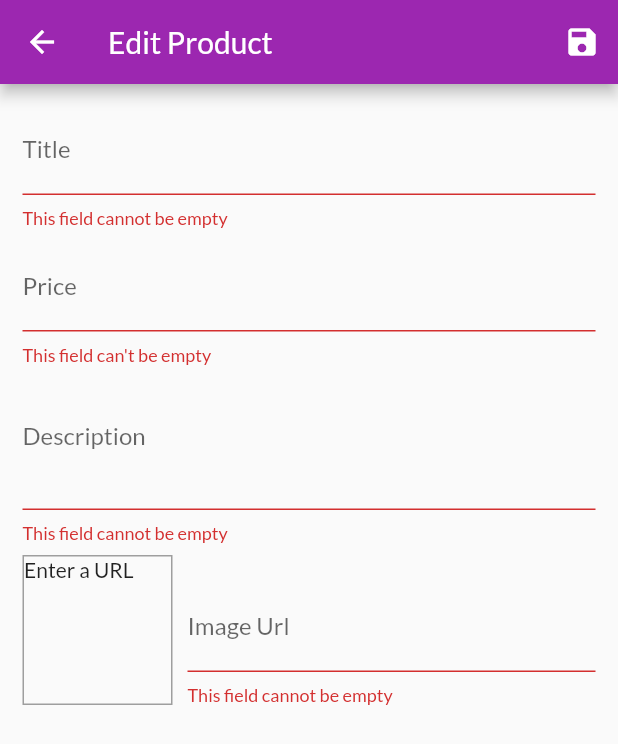
After one commit to rafaelqueiroz88/flutter-shopping-app, a Flutter app: the EditProduct screen opened by its route, after a tap on the "save" icon, on a phone screen of 412 x 824 dp. The commit adds this screen. Shown: the top 744 px of the screen. Run offline on Flutter 3.47's test engine with Material 2 defaults, Android fonts, the phone set to English and light mode, and no system bars; network calls fail.

Commit message:
Creating Product Form
Products form with Server Side Storage with Firebase

```diff
--- a/lib/providers/products.dart
+++ b/lib/providers/products.dart
@@ -1,4 +1,6 @@
 import 'package:flutter/material.dart';
+import 'dart:convert';
+import 'package:http/http.dart' as http;
 
 import './product.dart';
 
@@ -70,9 +72,46 @@ class Products with ChangeNotifier {
 
   // this forces _items to be added inside this method
   // as it forces to add here, notifyListeners can be triggered
-  void addProduct(product) {
-    // TODO: make a addProduct after all logic is done
-    // _items.add(product);
+  void addProduct(Product product) {
+    const url =
+        'https://learn-flutter-aa8f6-default-rtdb.firebaseio.com/products.json';
+    http
+        .post(
+      Uri.parse(url),
+      body: json.encode({
+        'title': product.title,
+        'description': product.description,
+        'price': product.price,
+        'imageUrl': product.imageUrl,
+        'isFavorite': product.isFavorite,
+      }),
+    )
+        .then((response) {
+      final newProduct = Product(
+        id: json.decode(response.body)['name'],
+        title: product.title,
+        description: product.description,
+        price: product.price,
+        imageUrl: product.imageUrl,
+      );
+      _items.add(newProduct);
+      // _items.insert(0, newProduct); // to add as first item in the list
+      notifyListeners();
+    });
+  }
+
+  void updateProduct(String id, Product newProduct) {
+    final productIndex = _items.indexWhere((element) => element.id == id);
+    if (productIndex >= 0) {
+      _items[productIndex] = newProduct;
+      notifyListeners();
+    } else {
+      print('...');
+    }
+  }
+
+  void deleteProduct(String id) {
+    _items.removeWhere((element) => element.id == id);
     notifyListeners();
   }
 }
--- /dev/null
+++ b/lib/views/edit_product.dart
@@ -0,0 +1,288 @@
+import 'package:flutter/material.dart';
+import 'package:provider/provider.dart';
+
+import '../providers/product.dart';
+import '../providers/products.dart';
+
+class EditProduct extends StatefulWidget {
+  static String routeName = '/edit-product';
+  const EditProduct({super.key});
+
+  @override
+  State<EditProduct> createState() => _EditProductState();
+}
+
+class _EditProductState extends State<EditProduct> {
+  final _priceFocusNode = FocusNode();
+  final _descriptionFocusNode = FocusNode();
+  final _imageFocusNode = FocusNode();
+  final _imageUrlController = TextEditingController();
+  final _form = GlobalKey<FormState>();
+  var _initValues = {
+    'id': '',
+    'title': '',
+    'description': '',
+    'price': '',
+    'imageUrl': '',
+  };
+  bool _isInitiated = true;
+
+  var _editedProduct = Product(
+    id: '',
+    title: '',
+    price: 0,
+    description: '',
+    imageUrl: '',
+  );
+
+  void saveForm() {
+    final isValidated = _form.currentState!.validate();
+    if (!isValidated) {
+      return;
+    }
+    _form.currentState!.save();
+    if (_editedProduct.id != '') {
+      Provider.of<Products>(context, listen: false)
+          .updateProduct(_editedProduct.id, _editedProduct);
+    } else {
+      Provider.of<Products>(context, listen: false).addProduct(_editedProduct);
+    }
+
+    Navigator.of(context).pop();
+  }
+
+  void updateImageUrl() {
+    if (!_imageFocusNode.hasFocus) {
+      setState(() {});
+    }
+  }
+
+  @override
+  void initState() {
+    _imageFocusNode.addListener(updateImageUrl);
+    super.initState();
+  }
+
+  @override
+  void didChangeDependencies() {
+    if (_isInitiated) {
+      final productId = ModalRoute.of(context)!.settings.arguments == null
+          ? ''
+          : ModalRoute.of(context)!.settings.arguments as String;
+      if (productId.isNotEmpty) {
+        _editedProduct = Provider.of<Products>(context).findById(productId);
+        _initValues = {
+          'id': _editedProduct.id,
+          'title': _editedProduct.title,
+          'description': _editedProduct.description,
+          'price': _editedProduct.price.toString(),
+          // 'imageUrl': _editedProduct.imageUrl,
+          'imageUrl': '',
+        };
+        _imageUrlController.text = _editedProduct.imageUrl;
+      }
+    }
+    _isInitiated = false;
+    super.didChangeDependencies();
+  }
+
+  @override
+  void dispose() {
+    _imageUrlController.removeListener(updateImageUrl);
+    _priceFocusNode.dispose();
+    _descriptionFocusNode.dispose();
+    _imageUrlController.dispose();
+    _imageFocusNode.dispose();
+    super.dispose();
+  }
+
+  @override
+  Widget build(BuildContext context) {
+    return Scaffold(
+      appBar: AppBar(
+        title: const Text('Edit Product'),
+        actions: [
+          IconButton(
+            icon: const Icon(
+              Icons.save,
+            ),
+            onPressed: saveForm,
+          ),
+        ],
+      ),
+      body: Padding(
+        padding: const EdgeInsets.all(15),
+        child: Form(
+          key: _form,
+          child: ListView(
+            children: [
+              TextFormField(
+                initialValue: _initValues['title'],
+                decoration: const InputDecoration(labelText: 'Title'),
+                textInputAction: TextInputAction.next,
+                onFieldSubmitted: ((_) {
+                  // use this to tap next button on app keyboard
+                  // it moves focus to next form
+                  FocusScope.of(context).requestFocus(_priceFocusNode);
+                }),
+                validator: (value) {
+                  if (value!.isEmpty) {
+                    return 'This field cannot be empty';
+                  }
+
+                  return null;
+                },
+                onSaved: (value) {
+                  _editedProduct = Product(
+                    title: value as String,
+                    price: _editedProduct.price,
+                    description: _editedProduct.description,
+                    imageUrl: _editedProduct.imageUrl,
+                    id: _editedProduct.id,
+                    isFavorite: _editedProduct.isFavorite,
+                  );
+                },
+              ),
+              const SizedBox(
+                height: 10,
+              ),
+              TextFormField(
+                initialValue: _initValues['price'],
+                decoration: const InputDecoration(labelText: 'Price'),
+                textInputAction: TextInputAction.next,
+                keyboardType: TextInputType.number,
+                focusNode: _priceFocusNode,
+                onFieldSubmitted: ((_) {
+                  FocusScope.of(context).requestFocus(_descriptionFocusNode);
+                }),
+                validator: (value) {
+                  if (value!.isEmpty) {
+                    return 'This field can\'t be empty';
+                  }
+                  if (double.tryParse(value) == null) {
+                    return 'Please enter a valid number';
+                  }
+                  if (double.parse(value) <= 0) {
+                    return 'Value must be greater than zero';
+                  }
+
+                  return null;
+                },
+                onSaved: (value) {
+                  _editedProduct = Product(
+                    title: _editedProduct.title,
+                    price: double.parse(value as String),
+                    description: _editedProduct.description,
+                    imageUrl: _editedProduct.imageUrl,
+                    id: _editedProduct.id,
+                    isFavorite: _editedProduct.isFavorite,
+                  );
+                },
+              ),
+              TextFormField(
+                maxLines: 3,
+                initialValue: _initValues['description'],
+                decoration: const InputDecoration(labelText: 'Description'),
+                textInputAction: TextInputAction.next,
+                keyboardType: TextInputType.multiline,
+                focusNode: _descriptionFocusNode,
+                onFieldSubmitted: ((_) {
+                  FocusScope.of(context).requestFocus(_imageFocusNode);
+                }),
+                validator: (value) {
+                  if (value!.isEmpty) {
+                    return 'This field cannot be empty';
+                  }
+                  if (value.length < 10) {
+                    return 'Description must have 10 characters or more';
+                  }
+
+                  return null;
+                },
+                onSaved: (value) {
+                  _editedProduct = Product(
+                    title: _editedProduct.title,
+                    price: _editedProduct.price,
+                    description: value as String,
+                    imageUrl: _editedProduct.imageUrl,
+                    id: _editedProduct.id,
+                    isFavorite: _editedProduct.isFavorite,
+                  );
+                },
+              ),
+              Row(
+                crossAxisAlignment: CrossAxisAlignment.end,
+                children: [
+                  Container(
+                    width: 100,
+                    height: 100,
+                    margin: const EdgeInsets.only(
+                      top: 8,
+                      right: 10,
+                    ),
+                    decoration: BoxDecoration(
+                      border: Border.all(
+                        width: 1,
+                        color: Colors.grey,
+                      ),
+                    ),
+                    child: _imageUrlController.text.isEmpty
+                        ? const Text('Enter a URL')
+                        : FittedBox(
+                            child: Image.network(
+                              _imageUrlController.text,
+                              fit: BoxFit.cover,
+                            ),
+                          ),
+                  ),
+                  Expanded(
+                    child: TextFormField(
+                      // sample image
+                      // https://www.nicepng.com/png/full/224-2248300_cute-toon-link-cute-link-legend-of-zelda.png
+                      // initialValue: _initValues['imageUrl'], // does not work for image
+                      decoration: const InputDecoration(labelText: 'Image Url'),
+                      keyboardType: TextInputType.url,
+                      textInputAction: TextInputAction.done,
+                      focusNode: _imageFocusNode,
+                      controller: _imageUrlController,
+                      onFieldSubmitted: (_) => saveForm,
+                      validator: (value) {
+                        if (value!.isEmpty) {
+                          return 'This field cannot be empty';
+                        }
+                        // if (value.contains('http://') ||
+                        //     value.contains('https://')) {
+                        //   return 'This is not a URL. Please enter a valid URL';
+                        // }
+                        // if (!value.endsWith('.png') ||
+                        //     !value.endsWith('.jpg') ||
+                        //     !value.endsWith('.jpeg')) {
+                        //   return 'Please enter a .png or .jpg image';
+                        // }
+
+                        return null;
+                      },
+                      onSaved: (value) {
+                        _editedProduct = Product(
+                          title: _editedProduct.title,
+                          price: _editedProduct.price,
+                          description: _editedProduct.description,
+                          imageUrl: value as String,
+                          id: _editedProduct.id,
+                          isFavorite: _editedProduct.isFavorite,
+                        );
+                      },
+                      // onEditingComplete: () {
+                      //   setState(() {});
+                      // },
+                    ),
+                  ),
+                ],
+              ),
+            ],
+          ),
+        ),
+      ),
+    );
+  }
+}
--- a/lib/widgets/layouts/app_drawer.dart
+++ b/lib/widgets/layouts/app_drawer.dart
@@ -1,6 +1,7 @@
 import 'package:flutter/material.dart';
 
 import '../../views/orders_overview.dart';
+import '../../views/user_products_overview.dart';
 
 class AppDrawer extends StatelessWidget {
   const AppDrawer({super.key});
@@ -31,6 +32,15 @@ class AppDrawer extends StatelessWidget {
                   .pushReplacementNamed(OrdersOverview.routeName);
             },
           ),
+          const Divider(),
+          ListTile(
+            leading: const Icon(Icons.edit),
+            title: const Text('Manage Products'),
+            onTap: () {
+              Navigator.of(context)
+                  .pushReplacementNamed(UserProducts.routeName);
+            },
+          ),
         ],
       ),
     );
```
Also changed, not shown: lib/main.dart (+6 -1 lines), lib/views/user_products_overview.dart (added, +48 -0 lines), lib/widgets/user_product_item.dart (added, +44 -0 lines).
